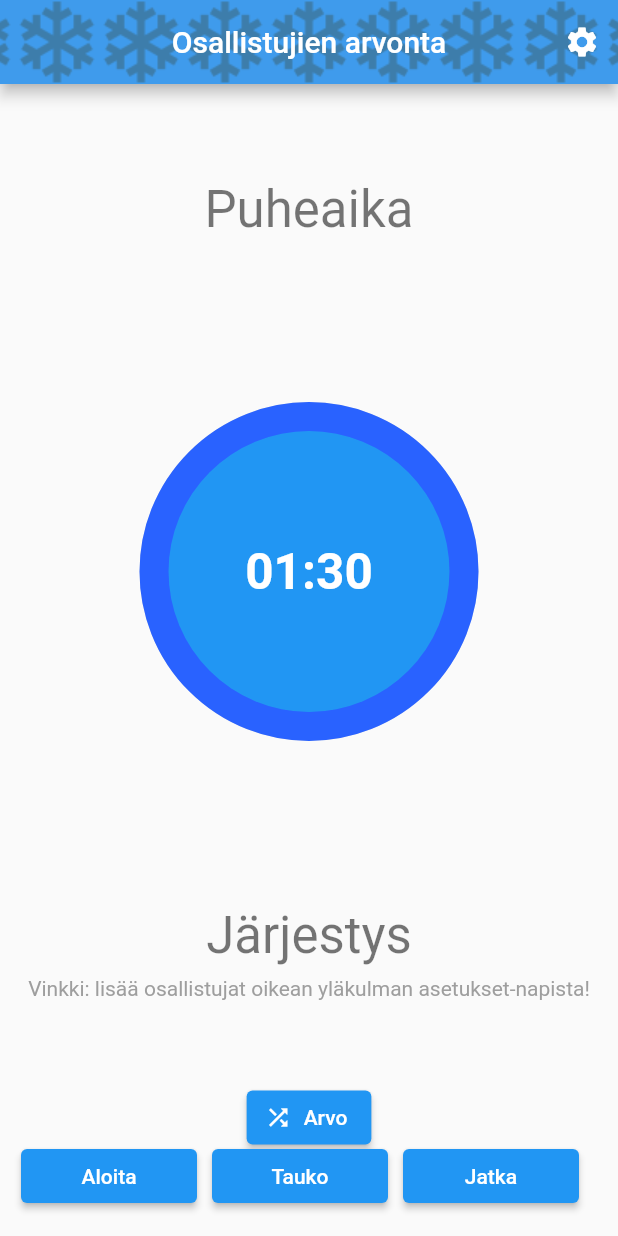
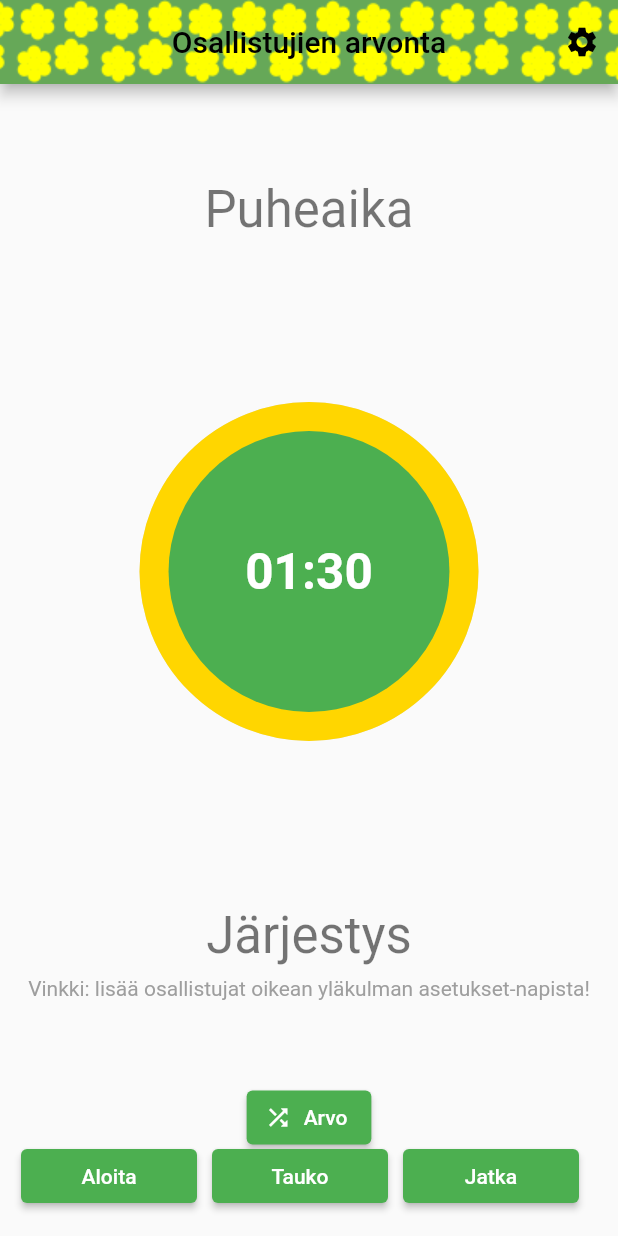
Before and after one commit to areee/flutter_participants_lottery, a Flutter app: the screen it shows after launch, on a phone screen of 412 x 824 dp. Run offline on Flutter 3.47's test engine with Material 2 defaults, Android fonts, the phone set to English and light mode, and no system bars; drawn by our look-alikes of circular_countdown_timer; our stand-ins replace google_fonts, shared_preferences; missing offline and left inert: emoji_alert.

Commit message:
Spring theme 2022 (#31)
* Add custom_app_bar & update the style blue -> green/yellow

* Update version in pubspec.yaml

* Add new image to custom app bar

* Fine-tune text colors

```diff
--- /dev/null
+++ b/lib/components/custom_app_bar.dart
@@ -0,0 +1,20 @@
+import 'package:flutter/material.dart';
+
+PreferredSizeWidget customAppBar(
+    BuildContext context, Widget title, List<Widget>? actions) {
+  return AppBar(
+    backgroundColor: Theme.of(context).colorScheme.primary,
+    foregroundColor: Colors.black,
+    title: title,
+    centerTitle: true,
+    flexibleSpace: Container(
+      decoration: const BoxDecoration(
+        image: DecorationImage(
+          repeat: ImageRepeat.repeatX,
+          image: AssetImage('assets/images/kukkia_ruohikolla.png'),
+        ),
+      ),
+    ),
+    actions: actions,
+  );
+}
--- a/lib/home_page.dart
+++ b/lib/home_page.dart
@@ -5,6 +5,7 @@ import 'package:circular_countdown_timer/circular_countdown_timer.dart';
 import 'package:shared_preferences/shared_preferences.dart';
 import 'package:emoji_alert/emoji_alert.dart';
 // import 'package:audioplayers/audioplayers.dart'; // Do not use for now (to support also Windows desktop)
+import 'components/custom_app_bar.dart';
 import 'src/countdown_button.dart';
 import 'src/lottery_logic.dart' as lottery;
 import 'src/string_helper.dart' as string_helper;
@@ -153,22 +154,7 @@ class _HomePageState extends State<HomePage> {
 
   @override
   Widget build(BuildContext context) {
-    return Scaffold(
-      appBar: AppBar(
-        backgroundColor: Theme.of(context).colorScheme.primary,
-        title: Text(
-          widget.title,
-        ),
-        centerTitle: true,
-        flexibleSpace: Container(
-          decoration: const BoxDecoration(
-            image: DecorationImage(
-              repeat: ImageRepeat.repeatX,
-              image: AssetImage('assets/images/lumihiutale.png'),
-            ),
-          ),
-        ),
-        actions: [
+    List<Widget> actions = [
       IconButton(
         onPressed: () {
           _displayTextInputDialog(context);
@@ -176,8 +162,10 @@ class _HomePageState extends State<HomePage> {
         icon: const Icon(Icons.settings),
         tooltip: 'Asetukset',
       )
-        ],
-      ),
+    ];
+
+    return Scaffold(
+      appBar: customAppBar(context, Text(widget.title), actions),
       body: Center(
         child: Column(
           mainAxisAlignment: MainAxisAlignment.center,
@@ -196,12 +184,12 @@ class _HomePageState extends State<HomePage> {
                 height: MediaQuery.of(context).size.height / 2,
                 duration: _duration,
                 initialDuration: 0,
-                fillColor: Colors.blueAccent[700]!,
+                fillColor: Colors.yellowAccent[700]!,
                 ringColor: Colors.grey[300]!,
                 controller: _countDownController,
                 ringGradient: null,
                 fillGradient: null,
-                backgroundColor: Colors.blue,
+                backgroundColor: Theme.of(context).colorScheme.primary,
                 backgroundGradient: null,
                 strokeWidth: 20.0,
                 strokeCap: StrokeCap.round,
--- a/lib/main.dart
+++ b/lib/main.dart
@@ -16,7 +16,7 @@ class FplApp extends StatelessWidget {
       title: 'Osallistujien arvonta',
       darkTheme: ThemeData(
         brightness: Brightness.dark,
-        primarySwatch: Colors.blue,
+        primarySwatch: Colors.green,
         textTheme: GoogleFonts.fredokaOneTextTheme(
           Theme.of(context).textTheme.apply(
                 bodyColor: Colors.white,
@@ -26,7 +26,7 @@ class FplApp extends StatelessWidget {
       ),
       theme: ThemeData(
         brightness: Brightness.light,
-        primarySwatch: Colors.blue,
+        primarySwatch: Colors.green,
         textTheme: GoogleFonts.fredokaOneTextTheme(
           Theme.of(context).textTheme,
         ),
--- a/lib/src/countdown_button.dart
+++ b/lib/src/countdown_button.dart
@@ -17,7 +17,7 @@ class CountdownButton extends StatelessWidget {
             ),
             onPressed: onPressed,
             style: ElevatedButton.styleFrom(
-              primary: Colors.blue,
+              primary: Theme.of(context).colorScheme.primary,
               onPrimary: Colors.white,
             )));
   }
--- a/pubspec.yaml
+++ b/pubspec.yaml
@@ -3,7 +3,7 @@ description: A participants lottery app
 
 publish_to: 'none' # Remove this line if you wish to publish to pub.dev
 
-version: 1.0.1+1
+version: 1.1.1+1
 
 environment:
   sdk: ">=2.16.1 <3.0.0"
@@ -32,6 +32,7 @@ flutter:
     - LICENSE.md
     - README.md
     - assets/images/lumihiutale.png
+    - assets/images/kukkia_ruohikolla.png
 
   # Do not use for now (to support also Windows desktop)
   # assets:
```
Also changed, not shown: assets/images/kukkia_ruohikolla.png (added). Lines whose indentation alone changed are shown as unchanged.
